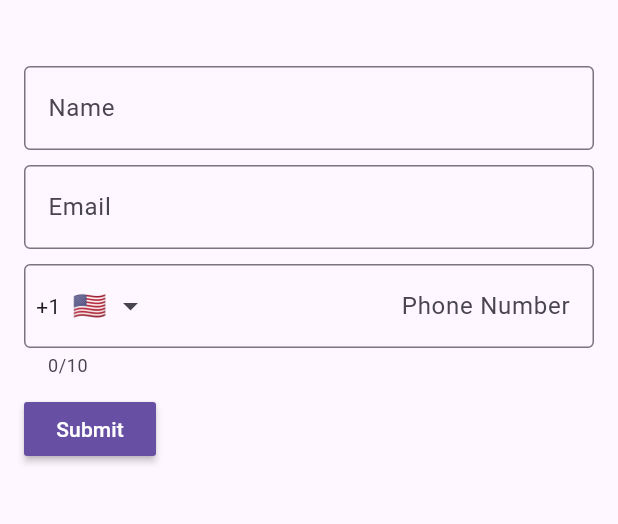
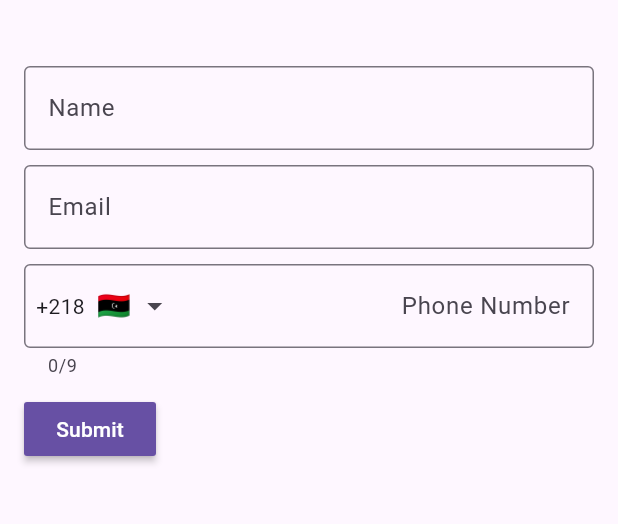
Before and after one commit to faten-elsaeed/intl_phone_field, a Flutter app: the screen it shows after launch, on a phone screen of 412 x 824 dp, the part 63-587 px from its top. Run offline on Flutter 3.47's test engine with Material 3 defaults, Android fonts, the phone set to English and light mode, and no system bars.

Commit message:
handle initail code digit not char

```diff
--- a/lib/intl_phone_field.dart
+++ b/lib/intl_phone_field.dart
@@ -334,9 +334,17 @@ class _IntlPhoneFieldState extends State<IntlPhoneField> {
       number = number.replaceFirst(
           RegExp("^${_selectedCountry.fullCountryCode}"), "");
     } else {
+
+     // _selectedCountry = _countryList.firstWhere(
+      //   (item) => item.code == (widget.initialCountryCode ?? 'US'),
+      //   orElse: () => _countryList.first,
+      // );
       _selectedCountry = _countryList.firstWhere(
-          (item) => item.code == (widget.initialCountryCode ?? 'US'),
-          orElse: () => _countryList.first);
+            (item) => item.dialCode == (widget.initialCountryCode ?? '218'),
+        orElse: () => _countryList.first,
+      );
+
+
 
       // remove country code from the initial number value
       if (number.startsWith('+')) {
```
